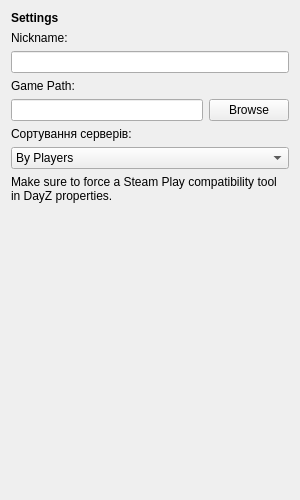
This is assets/panel_settings.ui in 69-Lukash/DMTLauncher as Qt 5 draws it before an edit. The edited form follows.
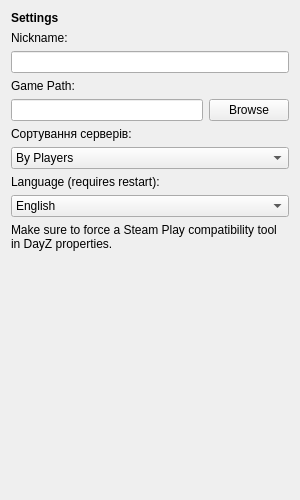
This is the edited form.

```diff
--- a/assets/panel_settings.ui
+++ b/assets/panel_settings.ui
@@ -76,6 +76,27 @@
      </item>
     </widget>
    </item>
+   <item>
+    <widget class="QLabel" name="label_lang">
+     <property name="text">
+      <string>Language (requires restart):</string>
+     </property>
+    </widget>
+   </item>
+   <item>
+    <widget class="QComboBox" name="combo_lang">
+     <item>
+      <property name="text">
+       <string>English</string>
+      </property>
+     </item>
+     <item>
+      <property name="text">
+       <string>Українська</string>
+      </property>
+     </item>
+    </widget>
+   </item>
    <item>
     <widget class="QLabel" name="linux_warning">
      <property name="text">
```
